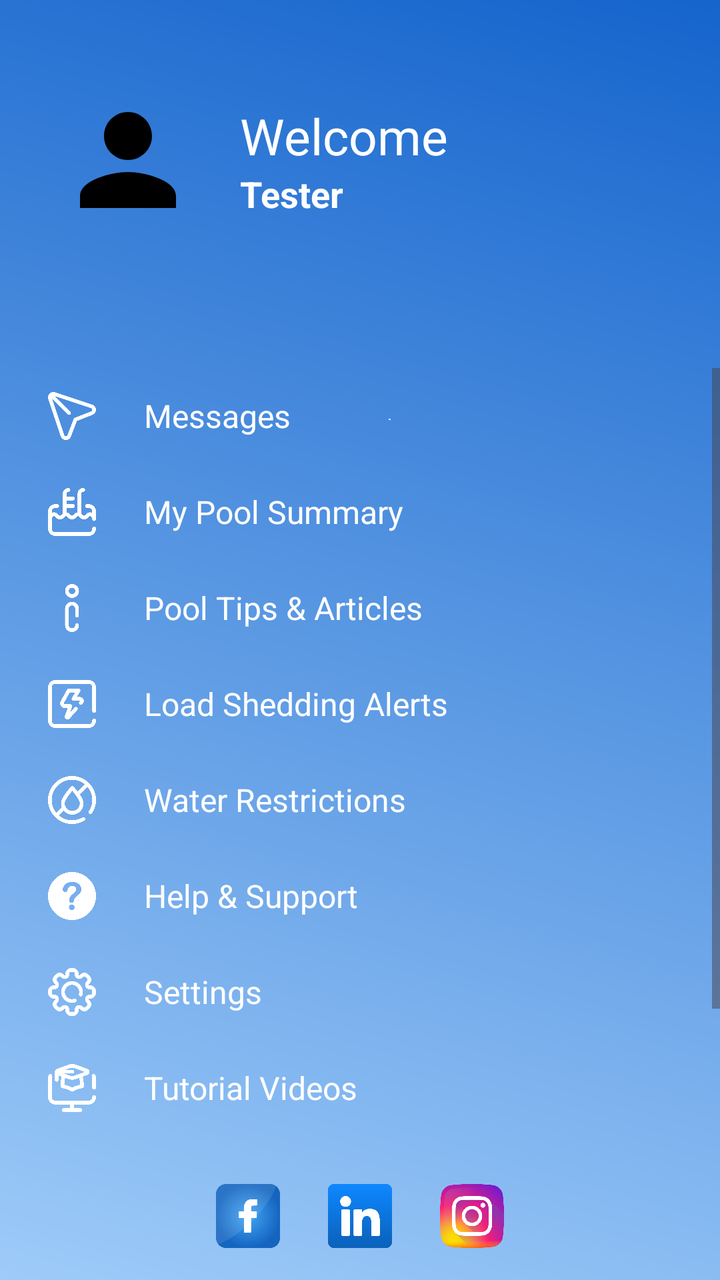
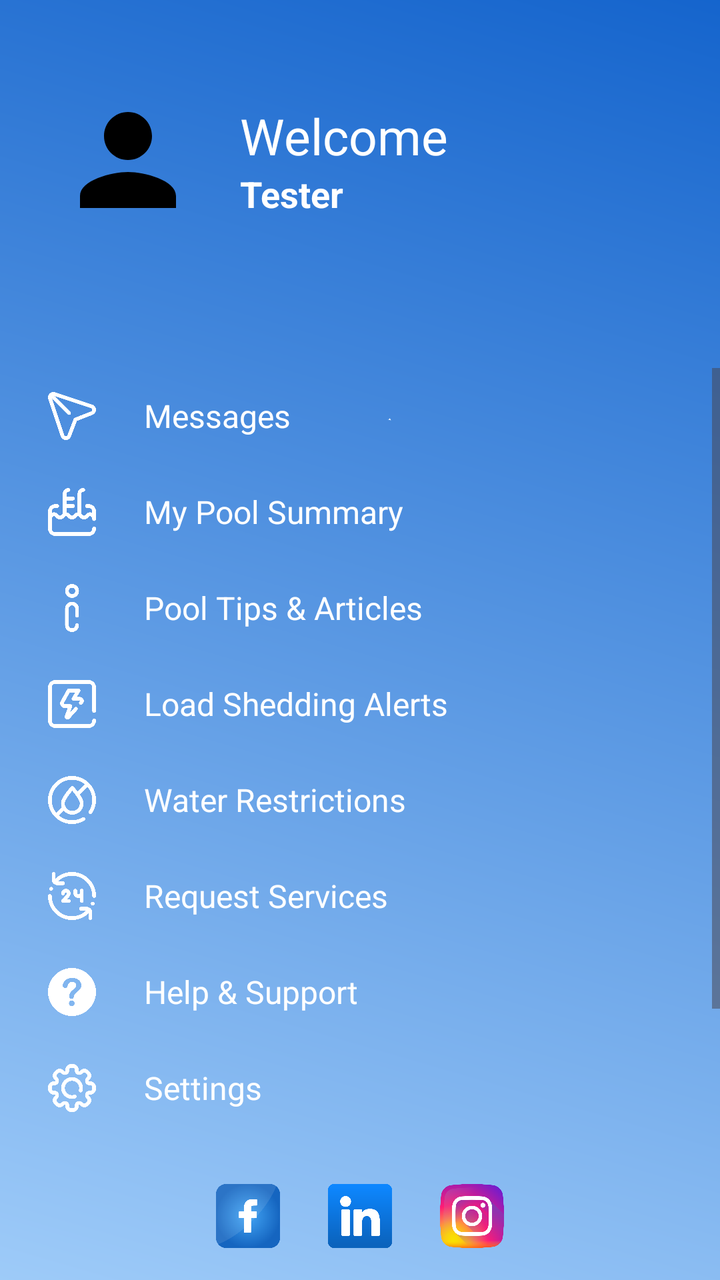

Screens rendered from an Android XML layout before and after an edit, with the pre-edit source and the edit as a unified diff.
<!-- AndroidManifest.xml: application theme Theme.PoolApp -->
<!-- res/layout/po_navigation_drawer.xml -->
<?xml version="1.0" encoding="utf-8"?>
<LinearLayout xmlns:android="http://schemas.android.com/apk/res/android"
    xmlns:app="http://schemas.android.com/apk/res-auto"
    android:id="@+id/navDrawerLayout"
    android:layout_width="300dp"
    android:layout_height="match_parent"
    android:layout_gravity="start"
    android:background="@drawable/pbg"
    android:orientation="vertical"
    android:fitsSystemWindows="true">

    <androidx.constraintlayout.widget.ConstraintLayout
        android:id="@+id/cl_nav_header"
        android:layout_width="match_parent"
        android:layout_height="wrap_content"
        android:paddingBottom="48dp"
        android:background="@android:color/transparent">

        <View
            android:id="@+id/top_spacer"
            android:layout_width="match_parent"
            android:layout_height="24dp"
            app:layout_constraintTop_toTopOf="parent"
            app:layout_constraintStart_toStartOf="parent"/>

        <ImageView
            android:id="@+id/nav_profile_image"
            android:layout_width="80dp"
            android:layout_height="80dp"
            android:layout_marginTop="16dp"
            android:src="@drawable/ic_profile_placeholder"
            android:contentDescription="User Profile Image"
            android:scaleType="centerCrop"
            android:padding="4dp"
            app:tint="@null"
            app:layout_constraintTop_toBottomOf="@id/top_spacer"
            app:layout_constraintStart_toStartOf="parent"
            android:layout_marginStart="24dp"/>

        <TextView
            android:id="@+id/nav_welcome_text"
            android:layout_width="0dp"
            android:layout_height="wrap_content"
            android:text="Welcome"
            android:textColor="@color/white"
            android:textSize="25sp"
            android:layout_marginStart="16dp"
            android:layout_marginEnd="24dp"
            app:layout_constraintBottom_toTopOf="@+id/nav_username"
            app:layout_constraintStart_toEndOf="@id/nav_profile_image"
            app:layout_constraintEnd_toEndOf="parent"
            app:layout_constraintVertical_chainStyle="packed"
            app:layout_constraintTop_toTopOf="@+id/nav_profile_image" />

        <TextView
            android:id="@+id/nav_username"
            android:layout_width="0dp"
            android:layout_height="wrap_content"
            android:text="Tester"
            android:textColor="@color/white"
            android:textSize="18sp"
            android:textStyle="bold"
            app:layout_constraintTop_toBottomOf="@id/nav_welcome_text"
            app:layout_constraintStart_toStartOf="@id/nav_welcome_text"
            app:layout_constraintEnd_toEndOf="@id/nav_welcome_text"
            app:layout_constraintBottom_toBottomOf="@+id/nav_profile_image"/>

    </androidx.constraintlayout.widget.ConstraintLayout>

    <ScrollView
        android:layout_width="match_parent"
        android:layout_height="0dp"
        android:layout_weight="1"
        android:clipToPadding="false"
        android:paddingTop="16dp"
        android:paddingBottom="8dp">

        <LinearLayout
            android:layout_width="match_parent"
            android:layout_height="wrap_content"
            android:orientation="vertical"
            android:paddingBottom="16dp">

            <LinearLayout
                android:id="@+id/btnMessages"
                style="@style/NavDrawerMenuItemStyle"
                android:contentDescription="Messages">

                <ImageView
                    android:id="@+id/ivMessagesIcon"
                    style="@style/NavDrawerMenuItemIconStyle"
                    android:src="@drawable/message"
                    app:tint="@color/white" />

                <TextView
                    android:id="@+id/tvMessagesText"
                    style="@style/NavDrawerMenuItemTextStyle"
                    android:text="Messages"
                    android:textColor="@color/white" /> </LinearLayout>

            <LinearLayout
                android:id="@+id/btnSummary"
                style="@style/NavDrawerMenuItemStyle"
                android:contentDescription="My Pool Summary">

                <ImageView
                    android:id="@+id/ivSummaryIcon"
                    style="@style/NavDrawerMenuItemIconStyle"
                    android:src="@drawable/pool"
                    app:tint="@color/white" />

                <TextView
                    android:id="@+id/tvSummaryText"
                    style="@style/NavDrawerMenuItemTextStyle"
                    android:text="My Pool Summary"
                    android:textColor="@color/white" /> </LinearLayout>

            <LinearLayout
                android:id="@+id/btnTips"
                style="@style/NavDrawerMenuItemStyle"
                android:contentDescription="Pool Tips &amp; Articles">

                <ImageView
                    android:id="@+id/ivTipsIcon"
                    style="@style/NavDrawerMenuItemIconStyle"
                    android:src="@drawable/tips"
                    app:tint="@color/white" />

                <TextView
                    android:id="@+id/tvTipsText"
                    style="@style/NavDrawerMenuItemTextStyle"
                    android:text="Pool Tips &amp; Articles"
                    android:textColor="@color/white" /> </LinearLayout>

            <LinearLayout
                android:id="@+id/btnLoadshedding"
                style="@style/NavDrawerMenuItemStyle"
                android:contentDescription="Load Shedding Alerts">

                <ImageView
                    android:id="@+id/ivLoadsheddingIcon"
                    style="@style/NavDrawerMenuItemIconStyle"
                    android:src="@drawable/loadshedding"
                    app:tint="@color/white" />

                <TextView
                    android:id="@+id/tvLoadsheddingText"
                    style="@style/NavDrawerMenuItemTextStyle"
                    android:text="Load Shedding Alerts"
                    android:textColor="@color/white" /> </LinearLayout>

            <LinearLayout
                android:id="@+id/btnRestrictions"
                style="@style/NavDrawerMenuItemStyle"
                android:contentDescription="Water Restrictions">

                <ImageView
                    android:id="@+id/ivRestrictionsIcon"
                    style="@style/NavDrawerMenuItemIconStyle"
                    android:src="@drawable/water_restriction"
                    app:tint="@color/white" />

                <TextView
                    android:id="@+id/tvRestrictionsText"
                    style="@style/NavDrawerMenuItemTextStyle"
                    android:text="Water Restrictions"
                    android:textColor="@color/white" /> </LinearLayout>

            <LinearLayout
                android:id="@+id/btnHelp"
                style="@style/NavDrawerMenuItemStyle"
                android:contentDescription="Help &amp; Support">

                <ImageView
                    android:id="@+id/ivHelpIcon"
                    style="@style/NavDrawerMenuItemIconStyle"
                    android:src="@drawable/help"
                    app:tint="@color/white" />

                <TextView
                    android:id="@+id/tvHelpText"
                    style="@style/NavDrawerMenuItemTextStyle"
                    android:text="Help &amp; Support"
                    android:textColor="@color/white" /> </LinearLayout>

            <LinearLayout
                android:id="@+id/btnSettings"
                style="@style/NavDrawerMenuItemStyle"
                android:contentDescription="Settings">

                <ImageView
                    android:id="@+id/ivSettingsIcon"
                    style="@style/NavDrawerMenuItemIconStyle"
                    android:src="@drawable/settings"
                    android:tint="@color/white" />

                <TextView
                    android:id="@+id/tvSettingsText"
                    style="@style/NavDrawerMenuItemTextStyle"
                    android:text="Settings"
                    android:textColor="@color/white" /> </LinearLayout>

            <LinearLayout
                android:id="@+id/btnTutorial"
                style="@style/NavDrawerMenuItemStyle"
                android:contentDescription="Tutorial Videos">
                <ImageView
                    android:id="@+id/ivTutorialIcon"
                    style="@style/NavDrawerMenuItemIconStyle"
                    android:src="@drawable/tutorial"
                    app:tint="@color/white"
                 />

                <TextView
                    android:id="@+id/tvTutorialText"
                    style="@style/NavDrawerMenuItemTextStyle"
                    android:text="Tutorial Videos"
                    android:textColor="@color/white" /> </LinearLayout>

            <View android:layout_width="match_parent"
                android:layout_height="1dp"
                android:layout_marginVertical="12dp"
                android:layout_marginHorizontal="16dp"
                android:background="@color/black" /> <LinearLayout
            android:id="@+id/btnRegisterBusiness"
            style="@style/NavDrawerMenuItemStyle"
            android:contentDescription="Register as Business">

            <ImageView
                android:id="@+id/ivBusinessIcon"
                style="@style/NavDrawerMenuItemIconStyle"
                android:src="@drawable/business"
                app:tint="@color/white" />

            <TextView
                android:id="@+id/tvBusinessText"
                style="@style/NavDrawerMenuItemTextStyle"
                android:text="Register as Business"
                android:textColor="@color/white" /> </LinearLayout>

        </LinearLayout>
    </ScrollView>

    <LinearLayout
        android:layout_width="match_parent"
        android:layout_height="wrap_content"
        android:background="@android:color/transparent"
        android:gravity="center"
        android:orientation="horizontal"
        android:paddingVertical="16dp">

        <ImageView
            android:layout_width="32dp"
            android:layout_height="32dp"
            android:layout_marginHorizontal="12dp"
            android:contentDescription="Facebook"
            android:src="@drawable/facebook" />

        <ImageView
            android:layout_width="32dp"
            android:layout_height="32dp"
            android:layout_marginHorizontal="12dp"
            android:contentDescription="LinkedIn"
            android:src="@drawable/linkedin" />

        <ImageView
            android:layout_width="32dp"
            android:layout_height="32dp"
            android:layout_marginHorizontal="12dp"
            android:contentDescription="Instagram"
            android:src="@drawable/instagram" />

    </LinearLayout>

</LinearLayout>
<!-- resources referenced by this layout -->
<resources>
  <color name="black">#FF000000</color>
  <color name="white">#FFFFFFFF</color>
  <!-- drawable business: png bitmap (drawable, 12078 bytes) -->
  <!-- drawable facebook: png bitmap (drawable, 57960 bytes) -->
  <!-- drawable help: png bitmap (drawable, 7880 bytes) -->
  <!-- drawable ic_profile_placeholder (drawable) -->
  <vector android:height="24dp" android:tint="#000000"
      android:viewportHeight="24" android:viewportWidth="24"
      android:width="24dp" xmlns:android="http://schemas.android.com/apk/res/android">
      <path android:fillColor="@android:color/white" android:pathData="M12,12c2.21,0 4,-1.79 4,-4s-1.79,-4 -4,-4 -4,1.79 -4,4 1.79,4 4,4zM12,14c-2.67,0 -8,1.34 -8,4v2h16v-2c0,-2.66 -5.33,-4 -8,-4z"/>
  </vector>
  <!-- drawable instagram: png bitmap (drawable, 150645 bytes) -->
  <!-- drawable linkedin: png bitmap (drawable, 11096 bytes) -->
  <!-- drawable loadshedding: png bitmap (drawable, 17808 bytes) -->
  <!-- drawable message: png bitmap (drawable, 23967 bytes) -->
  <!-- drawable pbg: png bitmap (drawable, 122204 bytes) -->
  <!-- drawable pool: png bitmap (drawable, 17048 bytes) -->
  <!-- drawable settings: png bitmap (drawable, 33805 bytes) -->
  <!-- drawable tips: png bitmap (drawable, 13449 bytes) -->
  <!-- drawable tutorial: png bitmap (drawable, 21227 bytes) -->
  <!-- drawable water_restriction: png bitmap (drawable, 32996 bytes) -->
  <style name="NavDrawerMenuItemIconStyle">
          <item name="android:layout_width">24dp</item>
          <item name="android:layout_height">24dp</item>
          <item name="android:contentDescription">Menu Icon</item>
      </style>
  <style name="NavDrawerMenuItemStyle">
          <item name="android:layout_width">match_parent</item>
          <item name="android:layout_height">wrap_content</item>
          <item name="android:orientation">horizontal</item>
          <item name="android:gravity">center_vertical</item>
          <item name="android:clickable">true</item>
          <item name="android:focusable">true</item>
          <item name="android:background">?attr/selectableItemBackground</item>
          <item name="android:paddingStart">24dp</item>
          <item name="android:paddingEnd">16dp</item>
          <item name="android:paddingVertical">12dp</item>
      </style>
  <style name="NavDrawerMenuItemTextStyle">
          <item name="android:layout_width">0dp</item>
          <item name="android:layout_height">wrap_content</item>
          <item name="android:layout_weight">1</item>
          <item name="android:layout_marginStart">24dp</item>
          <item name="android:textColor">@color/white</item>
          <item name="android:textSize">16sp</item>
      </style>
  <style name="Theme.PoolApp" parent="Theme.Material3.DayNight.NoActionBar">
  
          <item name="colorPrimary">@color/colorPrimary</item>
  
          <item name="colorPrimaryVariant">@color/colorPrimaryVariant</item>
  
          <item name="colorOnPrimary">@color/colorOnPrimary</item>
  
          <item name="colorSecondary">@color/colorSecondary</item>
  
          <item name="colorOnSecondary">@color/colorOnSecondary</item>
  
          <item name="colorSurface">@color/colorSurface</item>
  
          <item name="colorOnSurface">@color/colorOnSurface</item>
  
          <item name="android:statusBarColor" tools:targetApi="l">?attr/colorPrimaryVariant</item>
  
      </style>
  <color name="colorPrimary">#096ca7</color>
  <color name="colorPrimaryVariant">#034b75</color>
  <color name="colorOnPrimary">#FFFFFF</color>
  <color name="colorSecondary">#0A57FF</color>
  <color name="colorOnSecondary">#FFFFFF</color>
  <color name="colorSurface">#FFFFFF</color>
  <color name="colorOnSurface">#1C1B1F</color>
</resources>

<!-- the commit's change to res/layout/po_navigation_drawer.xml (unified diff, before → after) -->
@@ -149,6 +149,7 @@
                     android:text="Load Shedding Alerts"
                     android:textColor="@color/white" /> </LinearLayout>
 
+
             <LinearLayout
                 android:id="@+id/btnRestrictions"
                 style="@style/NavDrawerMenuItemStyle"
@@ -165,6 +166,22 @@
                     style="@style/NavDrawerMenuItemTextStyle"
                     android:text="Water Restrictions"
                     android:textColor="@color/white" /> </LinearLayout>
+            <LinearLayout
+                android:id="@+id/btnServiceRequest"
+                style="@style/NavDrawerMenuItemStyle"
+                android:contentDescription="Request Service">
+                <ImageView
+                    android:id="@+id/ivServiceRequestIcon"
+                    style="@style/NavDrawerMenuItemIconStyle"
+                    android:src="@drawable/services"
+                    app:tint="@color/white"
+                    />
+
+                <TextView
+                    android:id="@+id/tvServiceRequestText"
+                    style="@style/NavDrawerMenuItemTextStyle"
+                    android:text="Request Services"
+                    android:textColor="@color/white" /> </LinearLayout>
 
             <LinearLayout
                 android:id="@+id/btnHelp"
@@ -192,7 +209,7 @@
                     android:id="@+id/ivSettingsIcon"
                     style="@style/NavDrawerMenuItemIconStyle"
                     android:src="@drawable/settings"
-                    android:tint="@color/white" />
+                    app:tint="@color/white" />
 
                 <TextView
                     android:id="@+id/tvSettingsText"
@@ -200,22 +217,7 @@
                     android:text="Settings"
                     android:textColor="@color/white" /> </LinearLayout>
 
-            <LinearLayout
-                android:id="@+id/btnTutorial"
-                style="@style/NavDrawerMenuItemStyle"
-                android:contentDescription="Tutorial Videos">
-                <ImageView
-                    android:id="@+id/ivTutorialIcon"
-                    style="@style/NavDrawerMenuItemIconStyle"
-                    android:src="@drawable/tutorial"
-                    app:tint="@color/white"
-                 />
-
-                <TextView
-                    android:id="@+id/tvTutorialText"
-                    style="@style/NavDrawerMenuItemTextStyle"
-                    android:text="Tutorial Videos"
-                    android:textColor="@color/white" /> </LinearLayout>
+
 
             <View android:layout_width="match_parent"
                 android:layout_height="1dp"
<!-- resource entries referenced after the edit -->
@@ -17,9 +17,9 @@
   <!-- drawable message: png bitmap (drawable, 23967 bytes) -->
   <!-- drawable pbg: png bitmap (drawable, 122204 bytes) -->
   <!-- drawable pool: png bitmap (drawable, 17048 bytes) -->
+  <!-- drawable services: png bitmap (drawable, 26725 bytes) -->
   <!-- drawable settings: png bitmap (drawable, 33805 bytes) -->
   <!-- drawable tips: png bitmap (drawable, 13449 bytes) -->
-  <!-- drawable tutorial: png bitmap (drawable, 21227 bytes) -->
   <!-- drawable water_restriction: png bitmap (drawable, 32996 bytes) -->
   <style name="NavDrawerMenuItemIconStyle">
           <item name="android:layout_width">24dp</item>
